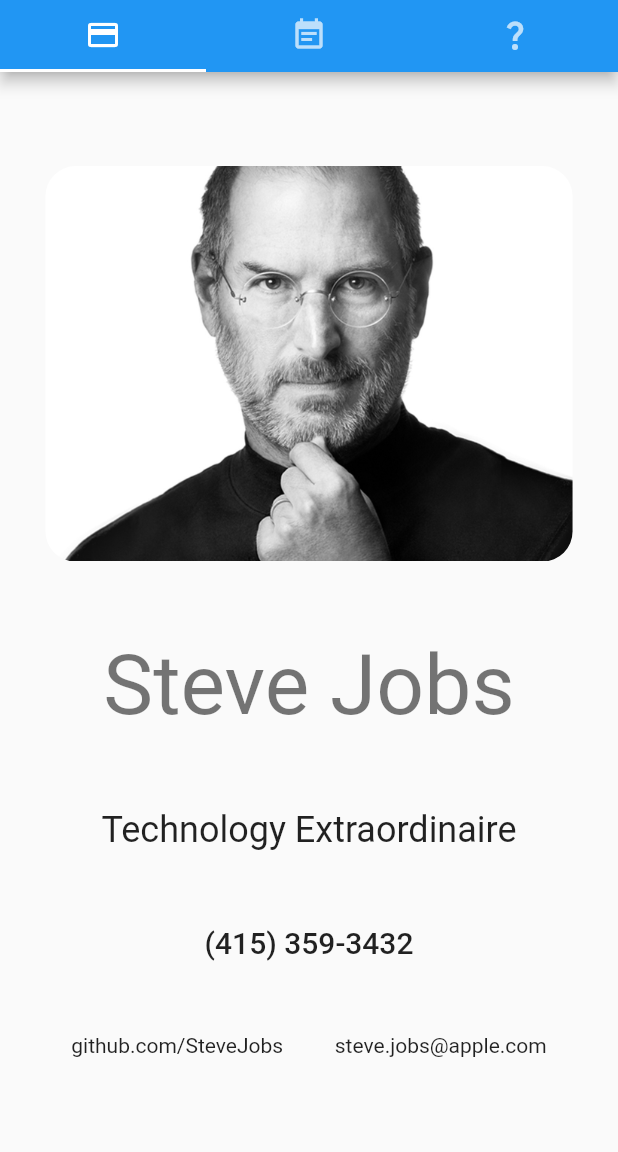
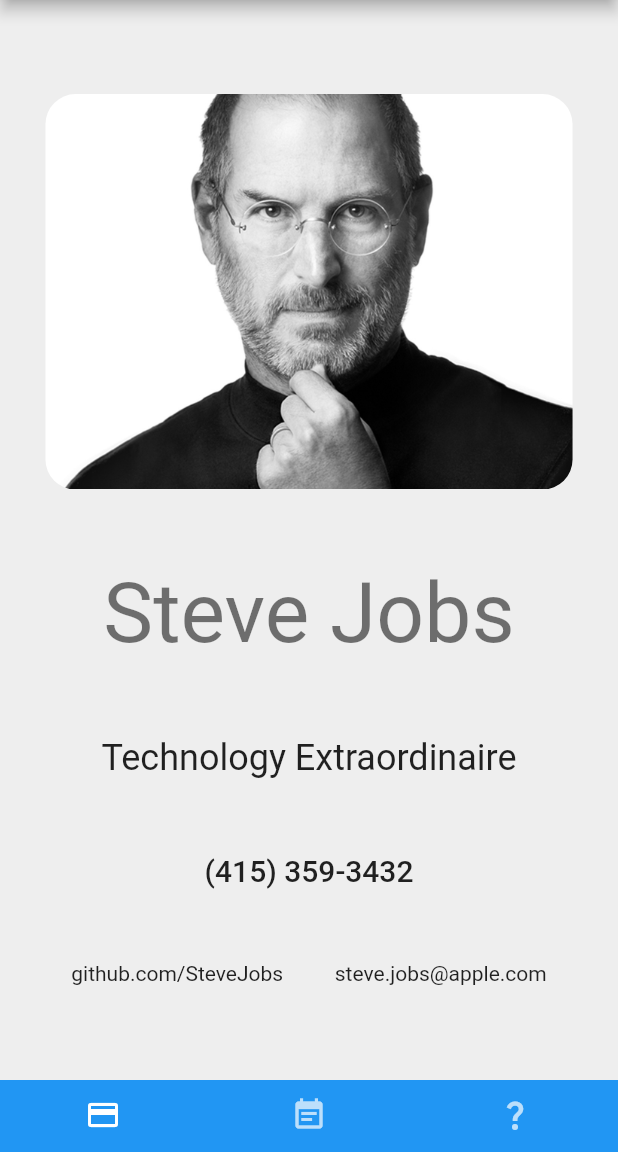
Before and after one commit to Schow94/Call-Me-Maybe, a Flutter app: the screen it shows after launch, on a phone screen of 412 x 824 dp, the part 84-1236 px from its top. Run offline on Flutter 3.47's test engine with Material 2 defaults, Android fonts, the phone set to English and light mode, and no system bars.

Commit message:
Move TabBar to bottom of screen

```diff
--- a/lib/app.dart
+++ b/lib/app.dart
@@ -12,6 +12,7 @@ class App extends StatelessWidget {
       title: 'Call Me Maybe',
       theme: ThemeData(
         primarySwatch: Colors.blue,
+        scaffoldBackgroundColor: Colors.grey[200],
         textTheme: TextTheme(
           headline4: TextStyle(color: Colors.grey[600]),
         ),
@@ -27,6 +28,7 @@ class MainTabController extends StatelessWidget {
     Tab(icon: Icon(Icons.event_note)),
     Tab(icon: Icon(Icons.question_mark)),
   ];
+
   static const screens = [
     BusinessCard(),
     Resume(),
@@ -43,12 +45,13 @@ class MainTabController extends StatelessWidget {
       child: Scaffold(
         appBar: AppBar(
           title: const Text('Call Me Maybe'),
-          bottom: const TabBar(
-            tabs: tabs,
-          ),
         ),
         body: const TabBarView(
           children: screens,
+        ),
+        bottomNavigationBar: Container(
+          color: Colors.blue,
+          child: const TabBar(tabs: tabs),
         ),
       ),
     );
```
